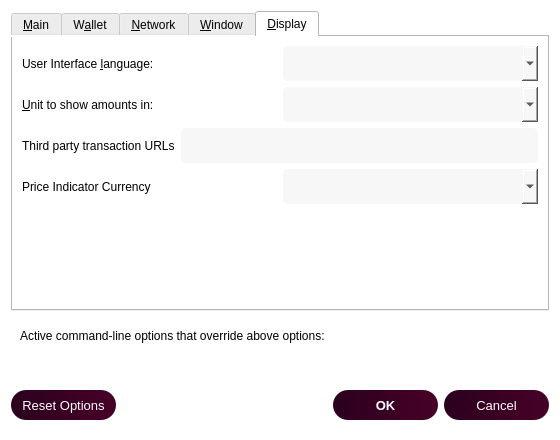
Above: src/qt/forms/optionsdialog.ui from noirofficial/noir before the change. Below: the same form after it.
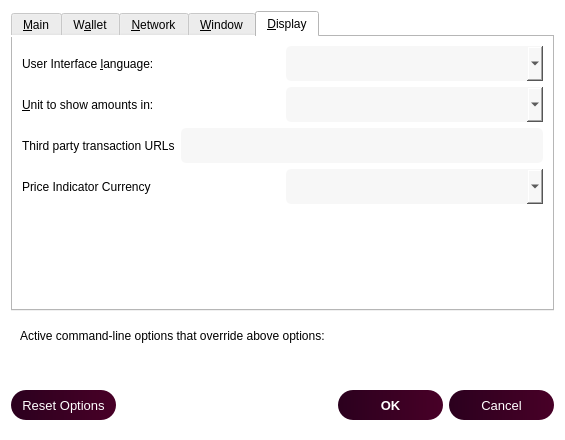
That is the form after the change. The open tabs and pages were chosen to show the change. Custom widgets are drawn as their Qt base class.

```diff
--- a/src/qt/forms/optionsdialog.ui
+++ b/src/qt/forms/optionsdialog.ui
@@ -6,7 +6,7 @@
    <rect>
     <x>0</x>
     <y>0</y>
-    <width>560</width>
+    <width>565</width>
     <height>440</height>
    </rect>
   </property>
@@ -616,17 +616,30 @@
          </item>
          <item>
           <widget class="QValueComboBox" name="lang">
+           <property name="minimumSize">
+            <size>
+             <width>0</width>
+             <height>35</height>
+            </size>
+           </property>
+           <property name="maximumSize">
+            <size>
+             <width>16777215</width>
+             <height>35</height>
+            </size>
+           </property>
            <property name="toolTip">
             <string>The user interface language can be set here. This setting will take effect after restarting %1.</string>
            </property>
            <property name="styleSheet">
             <string notr="true">background-color:rgba(247, 247, 247, 250);
-color: balck;
-height: 35px;
+color:black;
 border-radius:5px;
 border-style:solid;
 border-color:gray;
-border-width:thin;</string>
+border-width:thin;
+padding-left: 10;
+</string>
            </property>
           </widget>
          </item>
@@ -649,17 +662,30 @@
          </item>
          <item>
           <widget class="QValueComboBox" name="unit">
+           <property name="minimumSize">
+            <size>
+             <width>0</width>
+             <height>35</height>
+            </size>
+           </property>
+           <property name="maximumSize">
+            <size>
+             <width>16777215</width>
+             <height>35</height>
+            </size>
+           </property>
            <property name="toolTip">
             <string>Choose the default subdivision unit to show in the interface and when sending coins.</string>
            </property>
            <property name="styleSheet">
             <string notr="true">background-color:rgba(247, 247, 247, 250);
-color: balck;
-height: 35px;
+color:black;
 border-radius:5px;
 border-style:solid;
 border-color:gray;
-border-width:thin;</string>
+border-width:thin;
+padding-left: 10;
+</string>
            </property>
           </widget>
          </item>
@@ -682,16 +708,30 @@
          </item>
          <item>
           <widget class="QLineEdit" name="thirdPartyTxUrls">
+           <property name="minimumSize">
+            <size>
+             <width>0</width>
+             <height>35</height>
+            </size>
+           </property>
+           <property name="maximumSize">
+            <size>
+             <width>16777215</width>
+             <height>35</height>
+            </size>
+           </property>
            <property name="toolTip">
             <string>Third party URLs (e.g. a block explorer) that appear in the transactions tab as context menu items. %s in the URL is replaced by transaction hash. Multiple URLs are separated by vertical bar |.</string>
            </property>
            <property name="styleSheet">
             <string notr="true">background-color:rgba(247, 247, 247, 250);
-height: 35px;
+color:black;
 border-radius:5px;
 border-style:solid;
 border-color:gray;
-border-width:thin;</string>
+border-width:thin;
+padding-left: 10;
+</string>
            </property>
           </widget>
          </item>
@@ -711,14 +751,27 @@
          </item>
          <item>
           <widget class="QValueComboBox" name="currency">
+           <property name="minimumSize">
+            <size>
+             <width>0</width>
+             <height>35</height>
+            </size>
+           </property>
+           <property name="maximumSize">
+            <size>
+             <width>16777215</width>
+             <height>35</height>
+            </size>
+           </property>
            <property name="styleSheet">
             <string notr="true">background-color:rgba(247, 247, 247, 250);
-color: balck;
-height: 35px;
+color:black;
 border-radius:5px;
 border-style:solid;
 border-color:gray;
-border-width:thin;</string>
+border-width:thin;
+padding-left: 10;
+</string>
            </property>
           </widget>
          </item>
```
Left out of the diff: 42 changed lines with no effect on the pictures.
